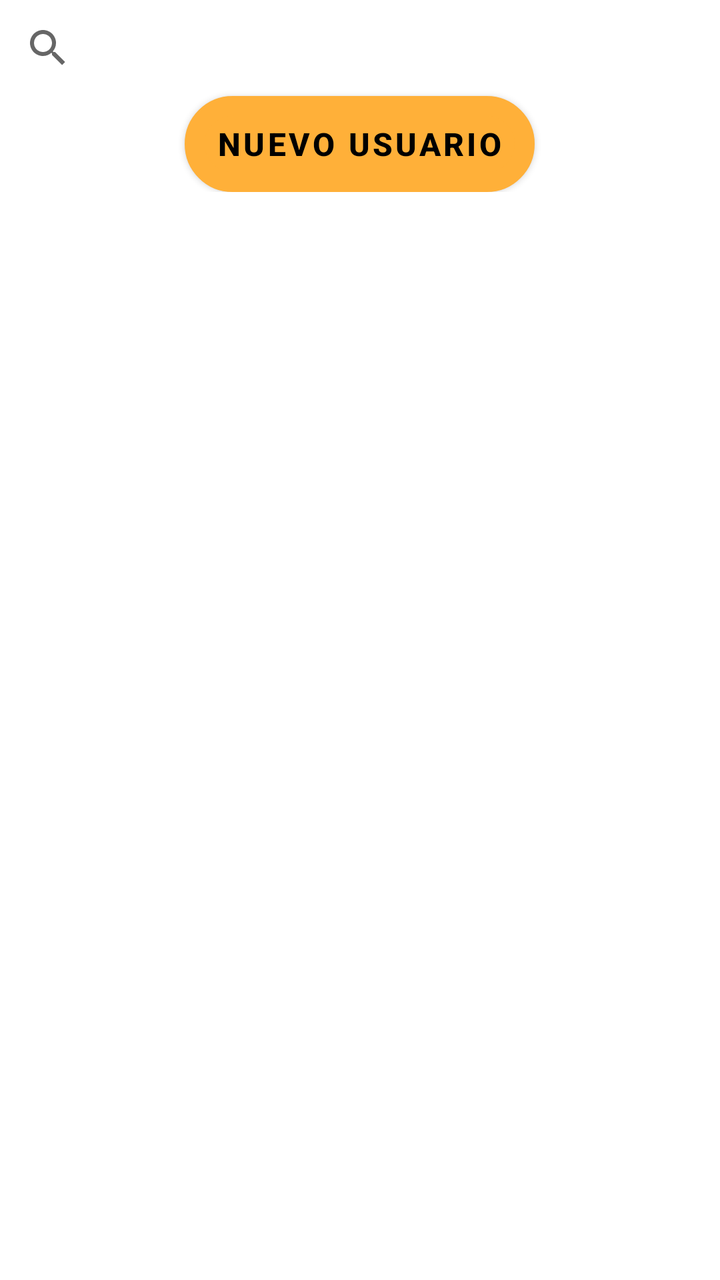
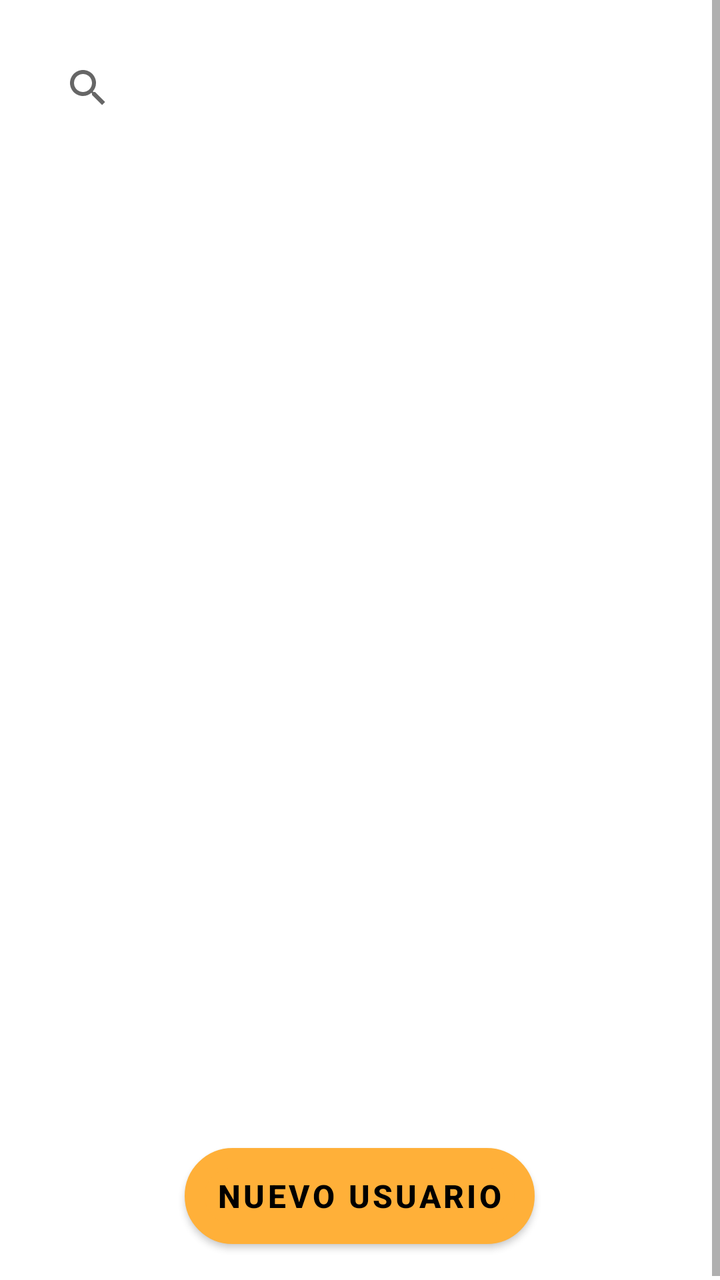

An Android layout rendered at two revisions. The XML below is the earlier revision; the diff shows what the commit changed to produce the second picture.
<!-- AndroidManifest.xml: application theme Theme.Eventos -->
<!-- res/layout/fragment_lista__usuarios.xml -->
<?xml version="1.0" encoding="utf-8"?>
<ScrollView xmlns:android="http://schemas.android.com/apk/res/android"
    xmlns:tools="http://schemas.android.com/tools"
    android:layout_width="match_parent"
    android:layout_height="match_parent"
    android:orientation="vertical"
    tools:context=".pantallas.Lista_Usuarios">

        <LinearLayout
            android:layout_width="match_parent"
            android:layout_height="wrap_content"
            android:orientation="vertical">

                <SearchView
                    android:layout_width="match_parent"
                    android:layout_height="match_parent">

                </SearchView>

                <androidx.cardview.widget.CardView
                    android:layout_width="match_parent"
                    android:layout_height="match_parent" >

                </androidx.cardview.widget.CardView>

                <Button
                    android:id="@+id/button_nuevoUsuario"
                    android:layout_width="wrap_content"
                    android:layout_height="wrap_content"
                    android:layout_gravity="center"
                    android:background="@drawable/boton"
                    android:theme="@style/Botones"
                    android:textColor="@color/black"
                    android:gravity="center"
                    android:text="@string/NuevoUsuario" />

        </LinearLayout>
</ScrollView>
<!-- resources referenced by this layout -->
<resources>
  <color name="black">#FF000000</color>
  <!-- drawable boton (drawable) -->
  <?xml version="1.0" encoding="utf-8"?>
  <selector xmlns:android="http://schemas.android.com/apk/res/android" >
      <item >
          <shape android:shape="rectangle"  >
              <corners android:radius="100dip" />
              <stroke android:width="10dip" android:color="@color/black" />
              <solid android:color="@color/amarillo" />
          </shape>
      </item>
  </selector>
  <string name="NuevoUsuario">Nuevo Usuario</string>
  <style name="Botones" parent="Theme.AppCompat.Light.NoActionBar">
      <item name="android:background">@drawable/boton</item>
          <item name="android:textStyle">bold</item>
          <item name="android:textSize">16sp</item>
          <item name="android:layout_margin">5sp</item>
          <item name="colorPrimaryVariant">@color/amarillo</item>
          <item name="colorPrimary">@color/amarillo</item>
      </style>
  <style name="Theme.Eventos" parent="Theme.MaterialComponents.DayNight.DarkActionBar">
          
          <item name="colorPrimary">@color/amarilloFondo</item>
          <item name="colorPrimaryVariant">@color/amarillo</item>
          <item name="colorOnPrimary">@color/white</item>
          
          <item name="colorSecondary">@color/teal_200</item>
          <item name="colorSecondaryVariant">@color/teal_700</item>
          <item name="colorOnSecondary">@color/black</item>
          
  
          <item name="android:statusBarColor" tools:targetApi="l">?attr/colorPrimaryVariant</item>
          
          
          <item name="windowActionBar">false</item>
          <item name="windowNoTitle">true</item>
      </style>
  <color name="amarillo">#FFB039</color>
  <color name="amarilloFondo">#DF885A28</color>
  <color name="white">#FFFFFFFF</color>
  <color name="teal_200">#FF03DAC5</color>
  <color name="teal_700">#FF018786</color>
</resources>

<!-- the commit's change to res/layout/fragment_lista__usuarios.xml (unified diff, before → after) -->
@@ -1,38 +1,51 @@
 <?xml version="1.0" encoding="utf-8"?>
-<ScrollView xmlns:android="http://schemas.android.com/apk/res/android"
+<FrameLayout xmlns:android="http://schemas.android.com/apk/res/android"
     xmlns:tools="http://schemas.android.com/tools"
     android:layout_width="match_parent"
     android:layout_height="match_parent"
     android:orientation="vertical"
     tools:context=".pantallas.Lista_Usuarios">
 
-        <LinearLayout
+        <ScrollView
             android:layout_width="match_parent"
-            android:layout_height="wrap_content"
-            android:orientation="vertical">
+            android:layout_height="match_parent">
 
-                <SearchView
+                <LinearLayout
                     android:layout_width="match_parent"
-                    android:layout_height="match_parent">
+                    android:layout_height="wrap_content"
+                    android:orientation="vertical">
 
-                </SearchView>
+                        <SearchView
+                            android:id="@+id/searchView_filtro_usuarios"
+                            android:layout_width="match_parent"
+                            android:layout_height="match_parent"
+                            android:background="@color/whitetrasparente"
+                            android:layout_margin="20dp">
 
-                <androidx.cardview.widget.CardView
-                    android:layout_width="match_parent"
-                    android:layout_height="match_parent" >
+                        </SearchView>
 
-                </androidx.cardview.widget.CardView>
+                        <androidx.recyclerview.widget.RecyclerView
+                            android:id="@+id/recyclerView_usuarios"
+                            android:layout_width="match_parent"
+                            android:layout_height="486dp">
 
-                <Button
-                    android:id="@+id/button_nuevoUsuario"
-                    android:layout_width="wrap_content"
-                    android:layout_height="wrap_content"
-                    android:layout_gravity="center"
-                    android:background="@drawable/boton"
-                    android:theme="@style/Botones"
-                    android:textColor="@color/black"
-                    android:gravity="center"
-                    android:text="@string/NuevoUsuario" />
+                        </androidx.recyclerview.widget.RecyclerView>
+                        <Button
+                            android:id="@+id/button_nuevoUsuario"
+                            android:layout_width="wrap_content"
+                            android:layout_height="wrap_content"
 
-        </LinearLayout>
-</ScrollView>
+                            android:layout_gravity="center"
+                            android:layout_marginBottom="20dp"
+                            android:background="@drawable/boton"
+                            android:gravity="center"
+                            android:text="@string/NuevoUsuario"
+                            android:textColor="@color/black"
+                            android:theme="@style/Botones" />
+                </LinearLayout>
+
+        </ScrollView>
+
+
+
+</FrameLayout>
<!-- resource entries referenced after the edit -->
@@ -1,6 +1,7 @@
 <!-- resources referenced by this layout -->
 <resources>
   <color name="black">#FF000000</color>
+  <color name="whitetrasparente">#C4FFFFFF</color>
   <!-- drawable boton (drawable) -->
   <?xml version="1.0" encoding="utf-8"?>
   <selector xmlns:android="http://schemas.android.com/apk/res/android" >
@@ -33,6 +34,7 @@
           
   
           <item name="android:statusBarColor" tools:targetApi="l">?attr/colorPrimaryVariant</item>
+  
           
           
           <item name="windowActionBar">false</item>
